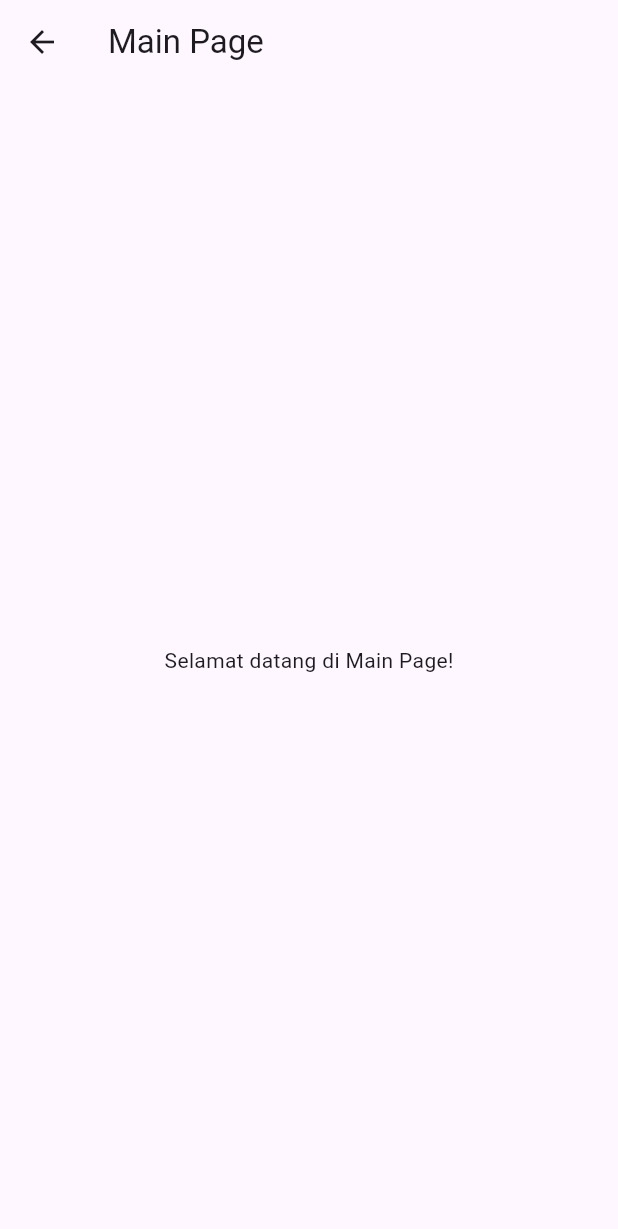
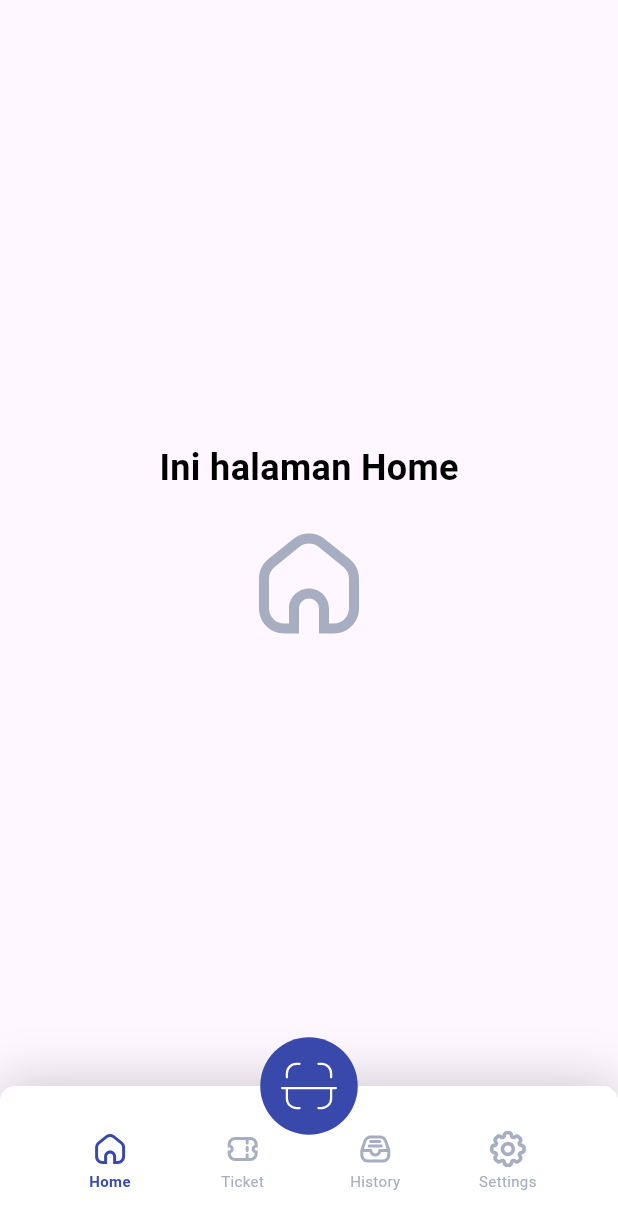
Before and after one commit to ikhsan27-max/tiket-wisata, a Flutter app: the MainPage screen opened by its route, on a phone screen of 412 x 824 dp. Shown: the top 1229 px of the screen. Run offline on Flutter 3.47's test engine with Material 3 defaults, Android fonts, the phone set to English and light mode, and no system bars; our stand-ins replace flutter_svg.

Commit message:
tiket_wisata

```diff
--- a/lib/components/main_page.dart
+++ b/lib/components/main_page.dart
@@ -1,13 +1,114 @@
 import 'package:flutter/material.dart';
+import 'package:tiket_wisata/gen/assets.gen.dart';
+import 'package:tiket_wisata/constants/colors.dart';
+import 'package:tiket_wisata/widgets/nav_item.dart' as widgets;
 
-class MainPage extends StatelessWidget {
+class MainPage extends StatefulWidget {
   const MainPage({super.key});
+
+  @override
+  State<MainPage> createState() => _MainPageState();
+}
+
+class _MainPageState extends State<MainPage> {
+  int _selectedIndex = 0;
+  String _currentPage = 'Home';
+
+
+  void _changePage(int index, String title) {
+    setState(() {
+      _selectedIndex = index;
+      _currentPage = title;
+    });
+  }
 
   @override
   Widget build(BuildContext context) {
     return Scaffold(
-      appBar: AppBar(title: const Text('Main Page')),
-      body: const Center(child: Text('Selamat datang di Main Page!')),
+      body: Center(
+        child: Column(
+          mainAxisAlignment: MainAxisAlignment.center,
+          children: [
+            Text(
+              'Ini halaman $_currentPage',
+              style: TextStyle(
+                fontSize: 24,
+                fontWeight: FontWeight.bold,
+                color: AppColors.textColor,
+              ),
+            ),
+            const SizedBox(height: 20),
+
+            if (_currentPage == 'Home')
+              Assets.icons.nav.home.svg(width: 80, height: 80)
+            else if (_currentPage == 'Ticket')
+              Assets.icons.nav.ticket.svg(width: 80, height: 80)
+            else if (_currentPage == 'History')
+              Assets.icons.nav.history.svg(width: 80, height: 80)
+            else if (_currentPage == 'Settings')
+              Assets.icons.nav.setting.svg(width: 80, height: 80)
+            else if (_currentPage == 'Scan QR')
+              Assets.icons.nav.scan.svg(width: 80, height: 80),
+          ],
+        ),
+      ),
+      bottomNavigationBar: Container(
+        padding: const EdgeInsets.all(20.0),
+        decoration: BoxDecoration(
+          borderRadius: const BorderRadius.vertical(top: Radius.circular(10)),
+          color: AppColors.backgroundColor,
+          boxShadow: [
+            BoxShadow(
+              offset: const Offset(0, -2),
+              blurRadius: 30.0,
+              spreadRadius: 0,
+              color: AppColors.textColor.withOpacity(0.2),
+            ),
+          ],
+        ),
+        height: 100,
+        child: Row(
+          mainAxisAlignment: MainAxisAlignment.spaceEvenly,
+          children: [
+            widgets.NavItem(
+              iconPath: Assets.icons.nav.home.path,
+              label: 'Home',
+              isActive: _selectedIndex == 0,
+              onTap: () => _changePage(0, "Home"),
+            ),
+            widgets.NavItem(
+              iconPath: Assets.icons.nav.ticket.path,
+              label: 'Ticket',
+              isActive: _selectedIndex == 1,
+              onTap: () => _changePage(1, "Ticket"),
+            ),
+            widgets.NavItem(
+              iconPath: Assets.icons.nav.history.path,
+              label: 'History',
+              isActive: _selectedIndex == 2,
+              onTap: () => _changePage(2, "History"),
+            ),
+            widgets.NavItem(
+              iconPath: Assets.icons.nav.setting.path,
+              label: 'Settings',
+              isActive: _selectedIndex == 3,
+              onTap: () => _changePage(3, "Settings"),
+            ),
+          ],
+        ),
+      ),
+      floatingActionButton: GestureDetector(
+        onTap: () => _changePage(-1, "Scan QR"),
+        child: Container(
+          padding: const EdgeInsets.all(12.0),
+          decoration: BoxDecoration(
+            shape: BoxShape.circle,
+            color: AppColors.primaryColor,
+          ),
+          child: Assets.icons.nav.scan.svg(),
+        ),
+      ),
+      floatingActionButtonLocation: FloatingActionButtonLocation.centerDocked,
     );
   }
 }
--- a/lib/main.dart
+++ b/lib/main.dart
@@ -18,7 +18,7 @@ class MyApp extends StatelessWidget {
       routes: {
         '/splash': (context) => const SplashPage(),
         '/login': (context) => const LoginPage(),
-        '/main': (context) => const MainPage(),
+        '/main_page': (context) => const MainPage(),
       },
     );
   }
--- /dev/null
+++ b/lib/widgets/nav_item.dart
@@ -0,0 +1,112 @@
+import 'package:flutter/material.dart';
+import 'package:flutter_svg/flutter_svg.dart';
+import 'package:tiket_wisata/constants/colors.dart';
+
+class NavItem extends StatelessWidget {
+  final String iconPath;
+  final String label;
+  final bool isActive;
+  final VoidCallback onTap;
+  final int? badgeCount;
+  final Color? activeColor;
+  final Color? inactiveColor;
+  final double iconSize;
+  final double fontSize;
+  final EdgeInsets padding;
+
+  const NavItem({
+    super.key,
+    required this.iconPath,
+    required this.label,
+    required this.isActive,
+    required this.onTap,
+    this.badgeCount,
+    this.activeColor,
+    this.inactiveColor,
+    this.iconSize = 24.0,
+    this.fontSize = 10.0,
+    this.padding = const EdgeInsets.symmetric(vertical: 4.0, horizontal: 8.0),
+  });
+
+  @override
+  Widget build(BuildContext context) {
+    final Color activeColorToUse = activeColor ?? AppColors.primaryColor;
+    final Color inactiveColorToUse = inactiveColor ?? AppColors.navInActive;
+
+    return InkWell(
+      onTap: onTap,
+      borderRadius: const BorderRadius.all(Radius.circular(16.0)),
+      child: Container(
+
+        width: 70,
+        child: Padding(
+          padding: padding,
+          child: Column(
+            mainAxisSize: MainAxisSize.min,
+            mainAxisAlignment: MainAxisAlignment.center,
+            children: [
+              Stack(
+                clipBehavior: Clip.none,
+                children: [
+                  SizedBox(
+                    width: iconSize,
+                    height: iconSize,
+                    child: SvgPicture.asset(
+                      iconPath,
+                      colorFilter: ColorFilter.mode(
+                        isActive ? activeColorToUse : inactiveColorToUse,
+                        BlendMode.srcIn,
+                      ),
+                      // Fit memastikan ikon tidak melebihi ukuran
+                      fit: BoxFit.contain,
+                    ),
+                  ),
+
+                  if (badgeCount != null && badgeCount! > 0)
+                    Positioned(
+                      right: -5,
+                      top: -5,
+                      child: Container(
+                        padding: const EdgeInsets.all(2),
+                        decoration: BoxDecoration(
+                          color: Colors.red,
+                          shape: BoxShape.circle,
+                        ),
+                        constraints: const BoxConstraints(
+                          minWidth: 14,
+                          minHeight: 14,
+                        ),
+                        child: Center(
+                          child: Text(
+                            badgeCount! > 9 ? '9+' : badgeCount.toString(),
+                            style: TextStyle(
+                              color: Colors.white,
+                              fontSize: fontSize - 3,
+                              fontWeight: FontWeight.bold,
+                            ),
+                          ),
+                        ),
+                      ),
+                    ),
+                ],
+              ),
+              const SizedBox(height: 2.0),
+              Text(
+                label,
+                style: TextStyle(
+                  fontSize: fontSize,
+                  color: isActive ? activeColorToUse : inactiveColorToUse,
+                  fontWeight: isActive ? FontWeight.w600 : FontWeight.normal,
+                ),
+
+                overflow: TextOverflow.ellipsis,
+                textAlign: TextAlign.center,
+                maxLines: 1,
+              ),
+            ],
+          ),
+        ),
+      ),
+    );
+  }
+}
--- /dev/null
+++ b/lib/widgets/page_dummy.dart
@@ -0,0 +1,126 @@
+import 'package:flutter/material.dart';
+
+// Komponen Halaman untuk setiap navigasi
+class PageContent extends StatelessWidget {
+  final String title;
+
+  const PageContent({super.key, required this.title});
+
+  @override
+  Widget build(BuildContext context) {
+    return Center(
+      child: Column(
+        mainAxisAlignment: MainAxisAlignment.center,
+        children: [
+          Text(
+            title,
+            style: TextStyle(fontSize: 24, fontWeight: FontWeight.bold),
+          ),
+          SizedBox(height: 16),
+          Text('Ini adalah konten untuk halaman $title'),
+        ],
+      ),
+    );
+  }
+}
+
+// NavItem Component
+class NavItem extends StatelessWidget {
+  final IconData icon;
+  final String label;
+  final bool isActive;
+  final VoidCallback onTap;
+
+  const NavItem({
+    super.key,
+    required this.icon,
+    required this.label,
+    required this.isActive,
+    required this.onTap,
+  });
+
+  @override
+  Widget build(BuildContext context) {
+    return GestureDetector(
+      onTap: onTap,
+      child: Column(
+        mainAxisSize: MainAxisSize.min,
+        children: [
+          Icon(icon, color: isActive ? Colors.blue : Colors.grey),
+          Text(label, style: TextStyle(color: isActive ? Colors.blue : Colors.grey)),
+        ],
+      ),
+    );
+  }
+}
+
+// MainPage dengan Navigation
+class MainPage extends StatefulWidget {
+  @override
+  _MainPageState createState() => _MainPageState();
+}
+
+class _MainPageState extends State<MainPage> {
+  int _selectedIndex = 0;
+  final List<String> _pageTitles = ["Home", "Ticket", "History", "Settings"];
+
+  void _onItemTapped(int index) {
+    setState(() {
+      _selectedIndex = index;
+    });
+    // Menghapus navigasi ke halaman lain
+  }
+
+  @override
+  Widget build(BuildContext context) {
+    return Scaffold(
+      appBar: AppBar(
+        title: Text(_pageTitles[_selectedIndex]),
+      ),
+      // Menampilkan konten sesuai dengan index yang dipilih
+      body: PageContent(title: _pageTitles[_selectedIndex]),
+      bottomNavigationBar: Container(
+        padding: EdgeInsets.all(16.0),
+        color: Colors.white,
+        child: Row(
+          mainAxisAlignment: MainAxisAlignment.spaceAround,
+          children: [
+            NavItem(
+              icon: Icons.home,
+              label: 'Home',
+              isActive: _selectedIndex == 0,
+              onTap: () => _onItemTapped(0),
+            ),
+            NavItem(
+              icon: Icons.airplane_ticket,
+              label: 'Ticket',
+              isActive: _selectedIndex == 1,
+              onTap: () => _onItemTapped(1),
+            ),
+            NavItem(
+              icon: Icons.history,
+              label: 'History',
+              isActive: _selectedIndex == 2,
+              onTap: () => _onItemTapped(2),
+            ),
+            NavItem(
+              icon: Icons.settings,
+              label: 'Settings',
+              isActive: _selectedIndex == 3,
+              onTap: () => _onItemTapped(3),
+            ),
+          ],
+        ),
+      ),
+    );
+  }
+}
+
+void main() {
+  runApp(MaterialApp(
+    theme: ThemeData(
+      primarySwatch: Colors.blue,
+    ),
+    home: MainPage(),
+  ));
+}
```
Also changed, not shown: lib/components/login_page.dart (+0 -21 lines).
